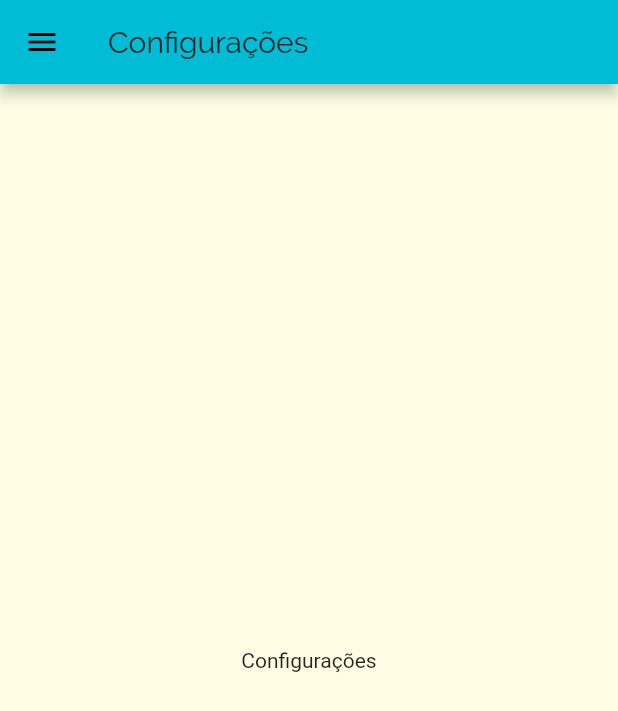
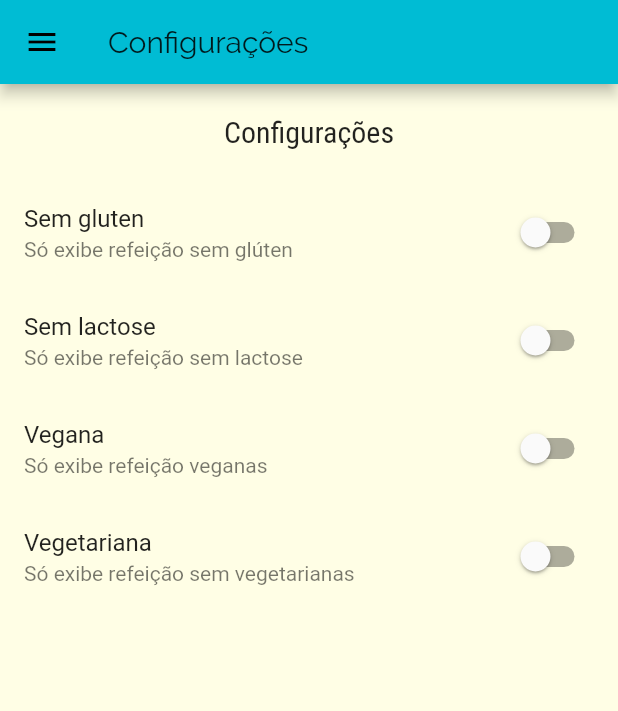
Before and after one commit to Clodaraujo/Meals, a Flutter app: the SettingsScreen screen opened by its route, on a phone screen of 412 x 824 dp. Shown: the top 711 px of the screen. Run offline on Flutter 3.47's test engine with Material 2 defaults, Android fonts, the phone set to English and light mode, and no system bars; network calls fail.

```diff
--- a/lib/main.dart
+++ b/lib/main.dart
@@ -1,4 +1,4 @@
-import 'package:flutter/foundation.dart';
+//import 'package:flutter/foundation.dart';
 import 'package:flutter/material.dart';
 
 import 'screens/tabs_screen.dart';
@@ -8,9 +8,20 @@ import 'screens/settings_screen.dart';
 
 import 'utils/app_routes.dart';
 
+import 'models/meal.dart';
+import 'data/dummy_data.dart';
+
 void main() => runApp(MyApp());
 
-class MyApp extends StatelessWidget {
+class MyApp extends StatefulWidget {
+  @override
+  _MyAppState createState() => _MyAppState();
+}
+
+class _MyAppState extends State<MyApp> {
+
+List<Meal> _availableMeals = DUMMY_MEALS;
+
   @override
   Widget build(BuildContext context) {
     return MaterialApp(
@@ -29,7 +40,7 @@ class MyApp extends StatelessWidget {
       ),
       routes: {
         AppRoutes.HOME: (ctx) => TabsScreen(),
-        AppRoutes.CATEGORIES_MEALS: (ctx) => CategoriesMealsScreen(),
+        AppRoutes.CATEGORIES_MEALS: (ctx) => CategoriesMealsScreen(_availableMeals),
         AppRoutes.MEAL_DETAIL: (ctx) => MealDetailScreen(),
         AppRoutes.SETTINGS: (ctx) => SettingsScreen(),
       },
--- /dev/null
+++ b/lib/models/settings.dart
@@ -0,0 +1,13 @@
+class Settings{
+  bool isGlutenFree;
+  bool isLactoseFree;
+  bool isVegan;
+  bool isVegetarian;
+
+  Settings({
+    this.isGlutenFree = false,
+    this.isLactoseFree = false,
+    this.isVegan = false,
+    this.isVegetarian = false,
+  });
+}
--- a/lib/screens/categories_meals_screen.dart
+++ b/lib/screens/categories_meals_screen.dart
@@ -2,14 +2,20 @@ import 'package:flutter/material.dart';
 
 import '../components/meal_item.dart';
 import '../models/category.dart';
-import '../data/dummy_data.dart';
+import '../models/meal.dart';
+
 
 class CategoriesMealsScreen extends StatelessWidget {
+
+final List<Meal> meals;
+
+const CategoriesMealsScreen (this.meals);
+
   @override
   Widget build(BuildContext context) {
     final category = ModalRoute.of(context).settings.arguments as Category;
 
-    final categoryMeals = DUMMY_MEALS.where((meal) {
+    final categoryMeals = meals.where((meal) {
       return meal.categories.contains(category.id);
     }).toList();
 
--- a/lib/screens/settings_screen.dart
+++ b/lib/screens/settings_screen.dart
@@ -1,8 +1,32 @@
 import 'package:flutter/material.dart';
+//import 'package:meals/models/meal.dart';
 
 import '../components/main_drawer.dart';
+import '../models/settings.dart';
 
-class SettingsScreen extends StatelessWidget {
+class SettingsScreen extends StatefulWidget {
+  @override
+  _SettingsScreenState createState() => _SettingsScreenState();
+}
+
+class _SettingsScreenState extends State<SettingsScreen> {
+
+var settings = Settings();
+
+  Widget _creatSwitch(
+    String title,
+    String subtitle,
+    bool value,
+    Function onChanged,
+  ) {
+    return SwitchListTile.adaptive(
+      title: Text(title),
+      subtitle: Text(subtitle),
+      value: value,
+      onChanged: onChanged,
+    );
+  }
+
   @override
   Widget build(BuildContext context) {
     return Scaffold(
@@ -10,8 +34,46 @@ class SettingsScreen extends StatelessWidget {
         title: Text('Configurações'),
       ),
       drawer: MainDrawer(),
-      body: Center(
-        child: Text('Configurações'),
+      body: Column(
+        children: <Widget>[
+          Container(
+            padding: EdgeInsets.all(20),
+            child: Text(
+              'Configurações',
+              style: Theme.of(context).textTheme.headline6,
+            ),
+          ),
+          Expanded(
+            child: ListView(
+              children: <Widget>[
+                _creatSwitch(
+                  'Sem gluten',
+                  'Só exibe refeição sem glúten',
+                  settings.isGlutenFree,
+                  (value) => setState(()=> settings.isGlutenFree = value),
+                ),
+                _creatSwitch(
+                  'Sem lactose',
+                  'Só exibe refeição sem lactose',
+                  settings.isLactoseFree,
+                  (value) => setState(()=> settings.isLactoseFree = value),
+                ),
+                _creatSwitch(
+                  'Vegana',
+                  'Só exibe refeição veganas',
+                  settings.isVegan,
+                  (value) => setState(()=> settings.isVegan = value),
+                ),
+                _creatSwitch(
+                  'Vegetariana',
+                  'Só exibe refeição sem vegetarianas',
+                  settings.isVegetarian,
+                  (value) => setState(()=> settings.isVegetarian = value),
+                ),
+              ],
+            ),
+          ),
+        ],
       ),
     );
   }
```
